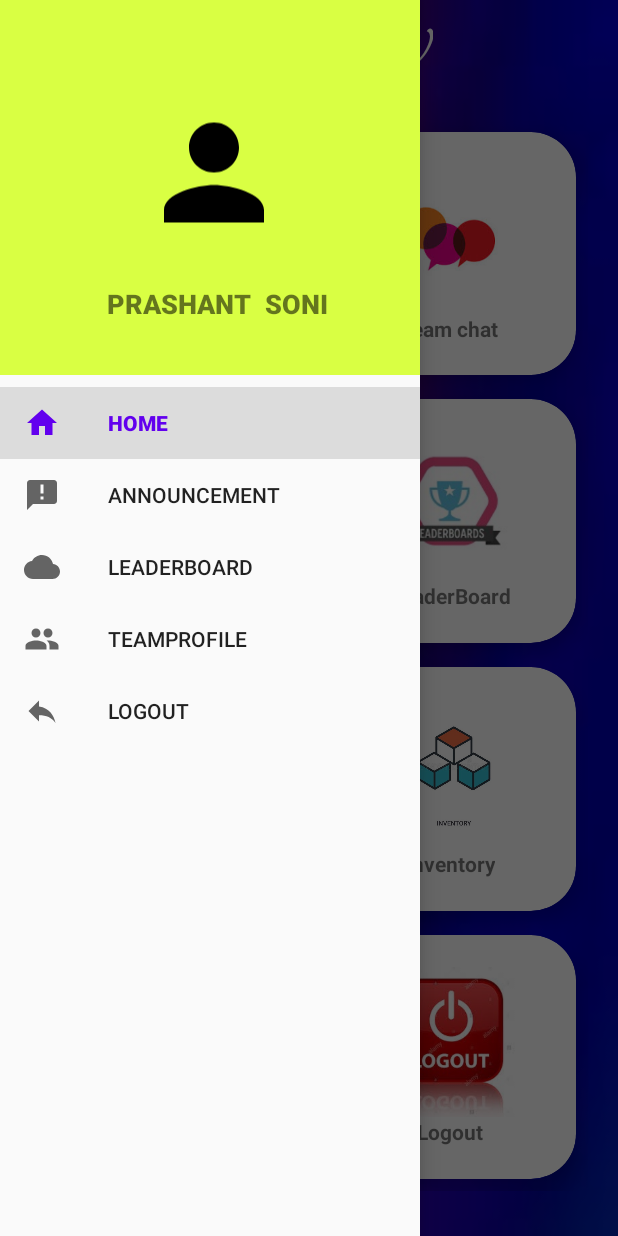
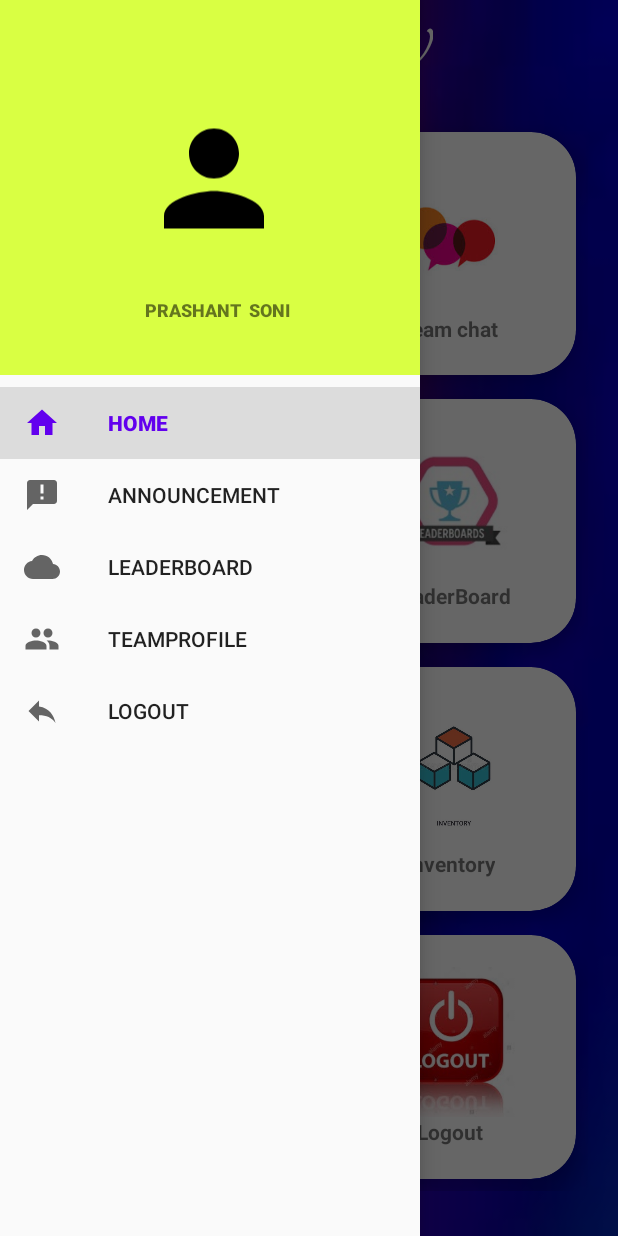
Before and after one commit to sandeepshiven/sandeep-ecellapp, an Android app: the DashboardActivity screen opened directly, with no data from a screen before it, with the side drawer open, on a phone screen of 412 x 824 dp. Run offline under Robolectric (Android 15) with nearby library versions, the phone set to English and light mode, and no system bars; our stand-ins replace Firebase (no records; nobody signed in at launch, a user with empty details on screens opened directly); Roboto replaces fonts that are not available here.

Commit message:
testsize commit

```diff
--- a/app/src/main/res/layout/header.xml
+++ b/app/src/main/res/layout/header.xml
@@ -29,7 +29,7 @@
         android:fontFamily="sans-serif-black"
         android:text="PRASHANT  SONI"
         android:textAlignment="center"
-        android:textSize="18sp"
+        android:textSize="12sp"
         app:layout_constraintBottom_toBottomOf="parent"
         app:layout_constraintEnd_toEndOf="parent"
         app:layout_constraintHorizontal_bias="0.5"
```
